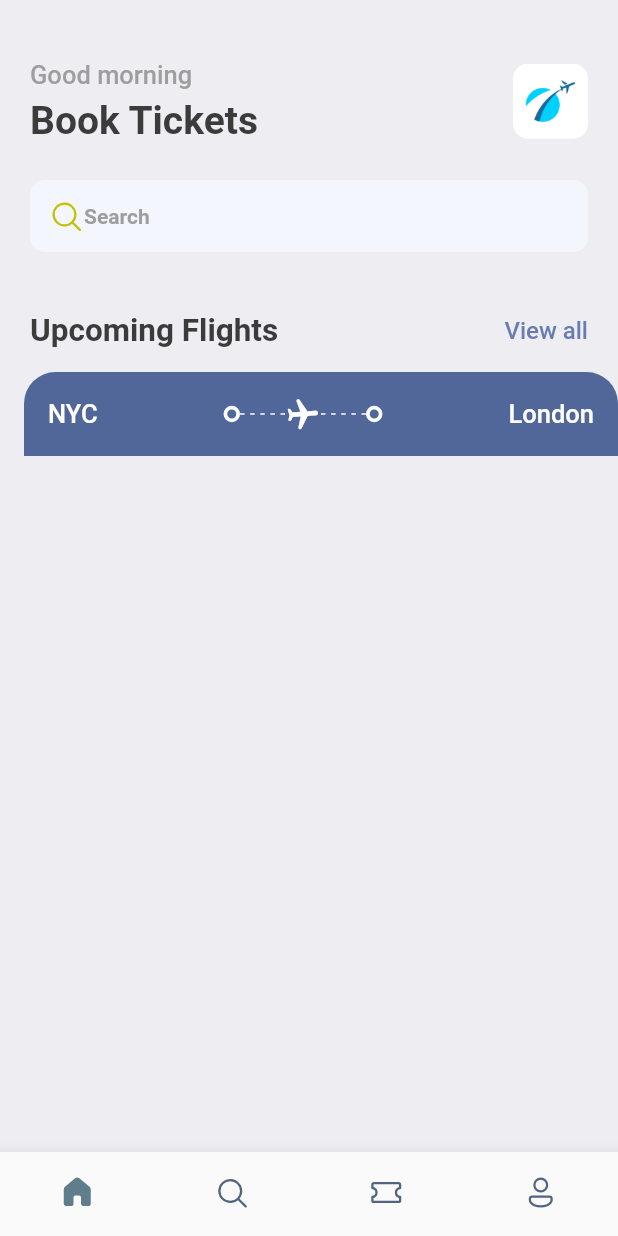
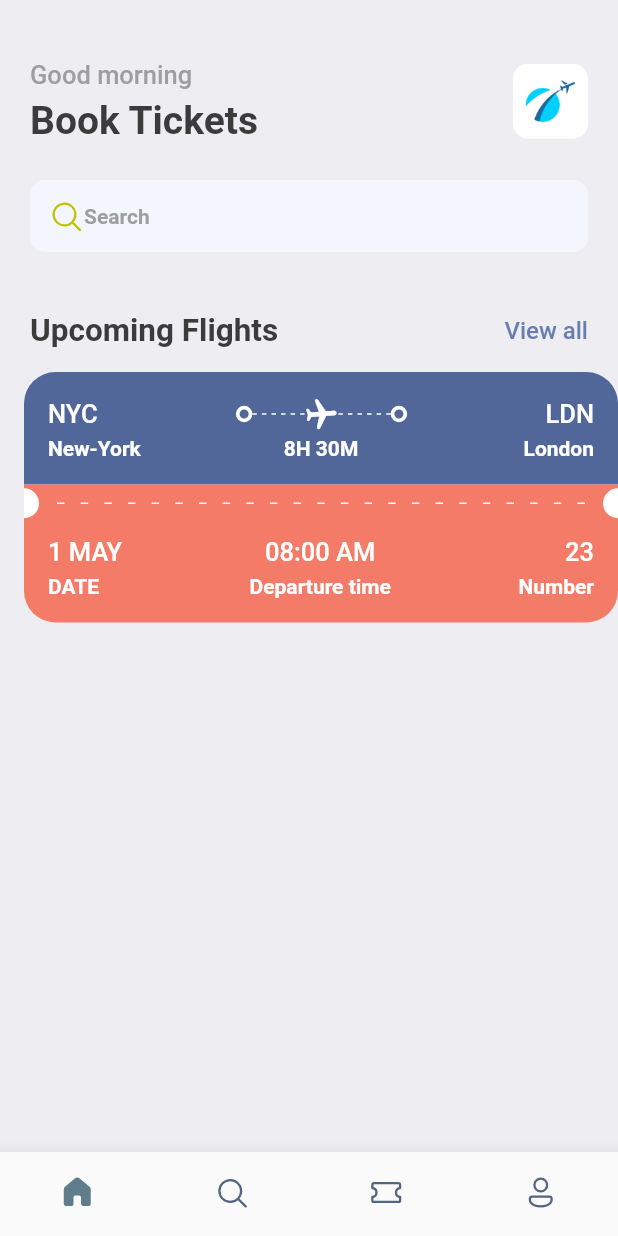
Before and after one commit to Ericky121/booktickets, a Flutter app: the screen it shows after launch, on a phone screen of 412 x 824 dp. Run offline on Flutter 3.47's test engine with Material 2 defaults, Android fonts, the phone set to English and light mode, and no system bars; our stand-ins replace fluentui_icons, gap.

Commit message:
2022.07.27 Changed

```diff
--- a/lib/screens/ticket_view.dart
+++ b/lib/screens/ticket_view.dart
@@ -1,6 +1,7 @@
 import 'package:booktickets/utils/app_styles.dart';
 import 'package:booktickets/widgets/thick_container.dart';
 import 'package:flutter/material.dart';
+import 'package:gap/gap.dart';
 
 import '../utils/app_layout.dart';
 
@@ -16,7 +17,11 @@ class TicketView extends StatelessWidget {
       child: Container(
         margin: const EdgeInsets.only(left: 16),
         child: Column(
+          mainAxisSize: MainAxisSize.min,
           children: [
+            /*
+           Showing the blue part of the card/ticket
+           */
             Container(
               decoration: const BoxDecoration(
                 color: Color(0xFF526799),
@@ -58,16 +63,159 @@ class TicketView extends StatelessWidget {
                           ],
                         ),
                       ),
-
                       ThickContainer(),
                       Expanded(child: Container(),),
+                      Text("LDN", style: Styles.headLineStyle3.copyWith(color: Colors.white)),
+                    ],
+                  ),
+                  const Gap(3),
+                  Row(
+                    mainAxisAlignment: MainAxisAlignment.spaceBetween,
+                    children: [
+                      SizedBox(
+                        width: 100,
+                        child: Text(
+                          "New-York",
+                          style: Styles.headLineStyle4.copyWith(color: Colors.white)
+                        ),
+                      ),
+                      Text("8H 30M", style: Styles.headLineStyle4.copyWith(color: Colors.white)),
+                      SizedBox(
+                        width: 100,
+                        child: Text(
+                          "London",
+                          textAlign: TextAlign.end,
+                          style: Styles.headLineStyle4.copyWith(color: Colors.white),
+                        ),
+                      ),
 
-                      Text("London", style: Styles.headLineStyle3.copyWith(color: Colors.white)),
                     ],
                   )
                 ],
               )
-            )
+            ),
+            /*
+           Showing the orange part of the card/ticket
+           */
+            Container(
+              color: Styles.orangeColor,
+              child: Row(
+                mainAxisAlignment: MainAxisAlignment.spaceBetween,
+                children: [
+                  SizedBox(
+                    height: 20,
+                    width: 10,
+                    child: DecoratedBox(
+                      decoration: BoxDecoration(
+                        color: Colors.white,
+                        borderRadius: BorderRadius.only(
+                          topRight: Radius.circular(10),
+                          bottomRight: Radius.circular(10),
+                        )
+                      ),
+                    ),
+                  ),
+                  Expanded(child: Padding(
+                    padding: const EdgeInsets.all(12.0),
+                    child: LayoutBuilder(
+                      builder: (BuildContext context, BoxConstraints constraints) {
+                        return Flex(
+                          direction: Axis.horizontal,
+                          mainAxisAlignment: MainAxisAlignment.spaceBetween,
+                          mainAxisSize: MainAxisSize.max,
+                          children: List.generate((constraints.constrainWidth()/15).floor(), (index) => SizedBox(
+                            width: 5,
+                            height: 1,
+                            child: DecoratedBox(
+                              decoration: BoxDecoration(
+                                color: Colors.white,
+                              ),
+                            ),
+                          )),
+                        );
+                      },
+                    ),
+                  )),
+                  SizedBox(
+                    height: 20,
+                    width: 10,
+                    child: DecoratedBox(
+                      decoration: BoxDecoration(
+                          color: Colors.white,
+                          borderRadius: BorderRadius.only(
+                            topLeft: Radius.circular(10),
+                            bottomLeft: Radius.circular(10),
+                          )
+                      ),
+                    ),
+                  )
+                ],
+              ),
+            ),
+            /*
+            Bottom part of the orange card/ticket
+             */
+            Container(
+              decoration: BoxDecoration(
+                  color: Styles.orangeColor,
+                  borderRadius: BorderRadius.only(
+                    bottomLeft: Radius.circular(21),
+                    bottomRight: Radius.circular(21),
+                  )
+              ),
+              padding: const EdgeInsets.only(left: 16, top: 10, right: 16, bottom: 16),
+              child: Column(
+                children: [
+                  Row(
+                    mainAxisAlignment: MainAxisAlignment.spaceBetween,
+                    children: [
+                      Column(
+                        crossAxisAlignment: CrossAxisAlignment.start,
+                        children: [
+                          Text(
+                            "1 MAY",
+                            style: Styles.headLineStyle3.copyWith(color: Colors.white),
+                          ),
+                          const Gap(5),
+                          Text(
+                            "DATE",
+                            style: Styles.headLineStyle4.copyWith(color: Colors.white),
+                          )
+                        ],
+                      ),
+                      Column(
+                        crossAxisAlignment: CrossAxisAlignment.center,
+                        children: [
+                          Text(
+                            "08:00 AM",
+                            style: Styles.headLineStyle3.copyWith(color: Colors.white),
+                          ),
+                          const Gap(5),
+                          Text(
+                            "Departure time",
+                            style: Styles.headLineStyle4.copyWith(color: Colors.white),
+                          )
+                        ],
+                      ),
+                      Column(
+                        crossAxisAlignment: CrossAxisAlignment.end,
+                        children: [
+                          Text(
+                            "23",
+                            style: Styles.headLineStyle3.copyWith(color: Colors.white),
+                          ),
+                          const Gap(5),
+                          Text(
+                            "Number",
+                            style: Styles.headLineStyle4.copyWith(color: Colors.white),
+                          )
+                        ],
+                      )
+                    ],
+                  )
+                ],
+              ),
+            ),
           ],
         ),
       )
--- a/lib/utils/app_styles.dart
+++ b/lib/utils/app_styles.dart
@@ -5,7 +5,7 @@ class Styles {
   static Color primaryColor = primary;
   static Color textColor = const Color(0xFF3b3b3b);
   static Color bgColor = const Color(0xFFeeedf2);
-  static Color orangeColor = const Color(0xFF526799);
+  static Color orangeColor = const Color(0xFFF37B67);
 
   static TextStyle textStyle = TextStyle(fontSize: 16, color: textColor, fontWeight: FontWeight.w500);
   static TextStyle headLineStyle1 = TextStyle(fontSize: 26, color: textColor, fontWeight: FontWeight.bold);
```
